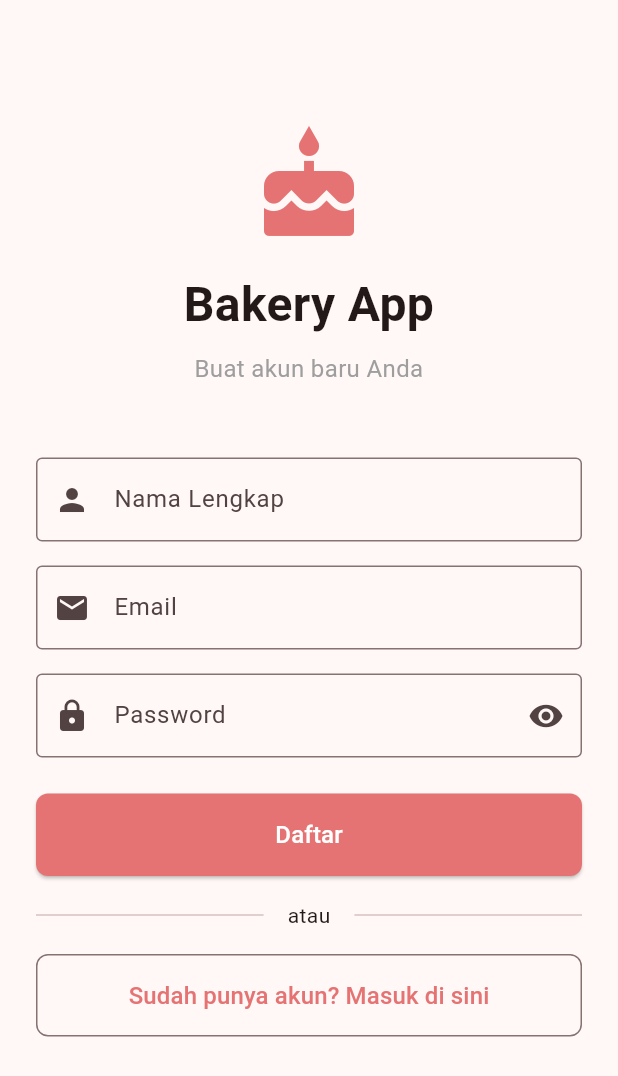
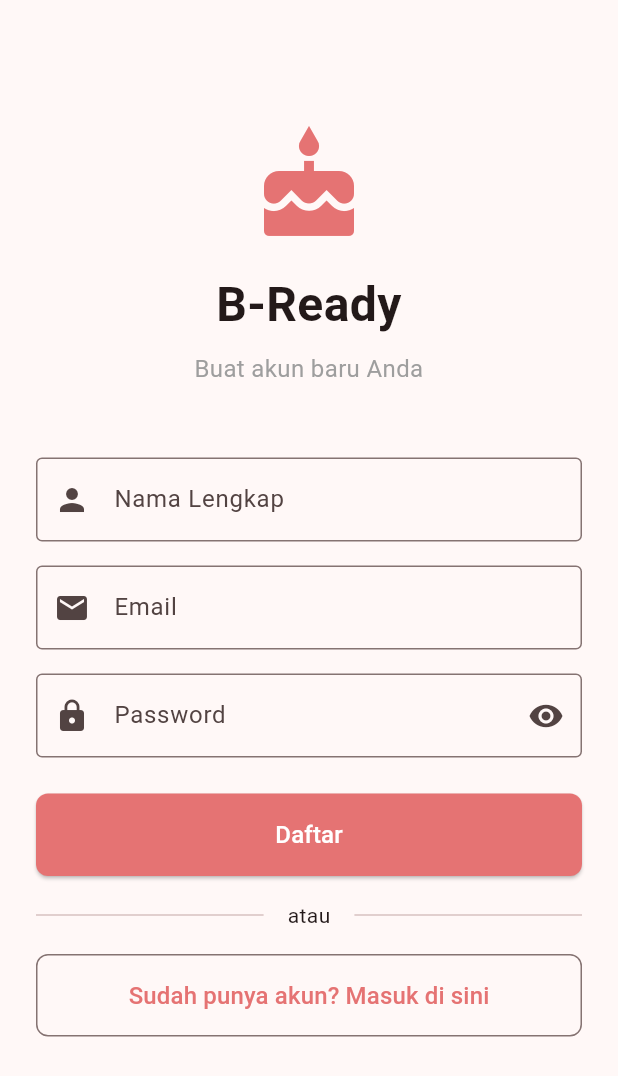
Before and after one commit to noorfarihaf11/B-Ready_MobileApp, a Flutter app: the screen it shows after launch, after a tap on "Daftar Akun Baru", on a phone screen of 412 x 824 dp. Shown: the top 1076 px of the screen. Run offline on Flutter 3.47's test engine with Material 3 defaults, Android fonts, the phone set to English and light mode, and no system bars; our stand-ins replace geocoding, geolocator, supabase_flutter; accounts and stored records are empty.

Commit message:
Fixing bugs

```diff
--- a/lib/login_screen.dart
+++ b/lib/login_screen.dart
@@ -89,7 +89,7 @@ class _LoginPageState extends State<LoginPage> {
                   const SizedBox(height: 16),
 
                   const Text(
-                    'Bakery App',
+                    'B-Ready',
                     textAlign: TextAlign.center,
                     style: TextStyle(
                       fontSize: 32,
--- a/lib/main.dart
+++ b/lib/main.dart
@@ -5,8 +5,16 @@ import 'cart_screen.dart';
 import 'login_screen.dart';
 import 'admin_dashboard.dart';
 import 'models/auth_service.dart';
+import 'package:supabase_flutter/supabase_flutter.dart';
 
-void main() {
+Future<void> main() async {
+  WidgetsFlutterBinding.ensureInitialized();
+
+  await Supabase.initialize(
+    url: 'https://pbirordvqiirvzyvwaxt.supabase.co',
+    anonKey: 'eyJhbGciOiJIUzI1NiIsInR5cCI6IkpXVCJ9.eyJpc3MiOiJzdXBhYmFzZSIsInJlZiI6InBiaXJvcmR2cWlpcnZ6eXZ3YXh0Iiwicm9sZSI6ImFub24iLCJpYXQiOjE3NDk2OTY4ODIsImV4cCI6MjA2NTI3Mjg4Mn0.93scvcdx5YXIApytTo1v_qJFLa9yL4a-DZKXkBdsyhY',         // ganti dengan anon/public key
+  );
+
   runApp(const BakeryApp());
 }
 
--- a/lib/signup_screen.dart
+++ b/lib/signup_screen.dart
@@ -92,7 +92,7 @@ class _SignUpPageState extends State<SignUpPage> {
                   const SizedBox(height: 16),
 
                   const Text(
-                    'Bakery App',
+                    'B-Ready',
                     textAlign: TextAlign.center,
                     style: TextStyle(
                       fontSize: 32,
```
